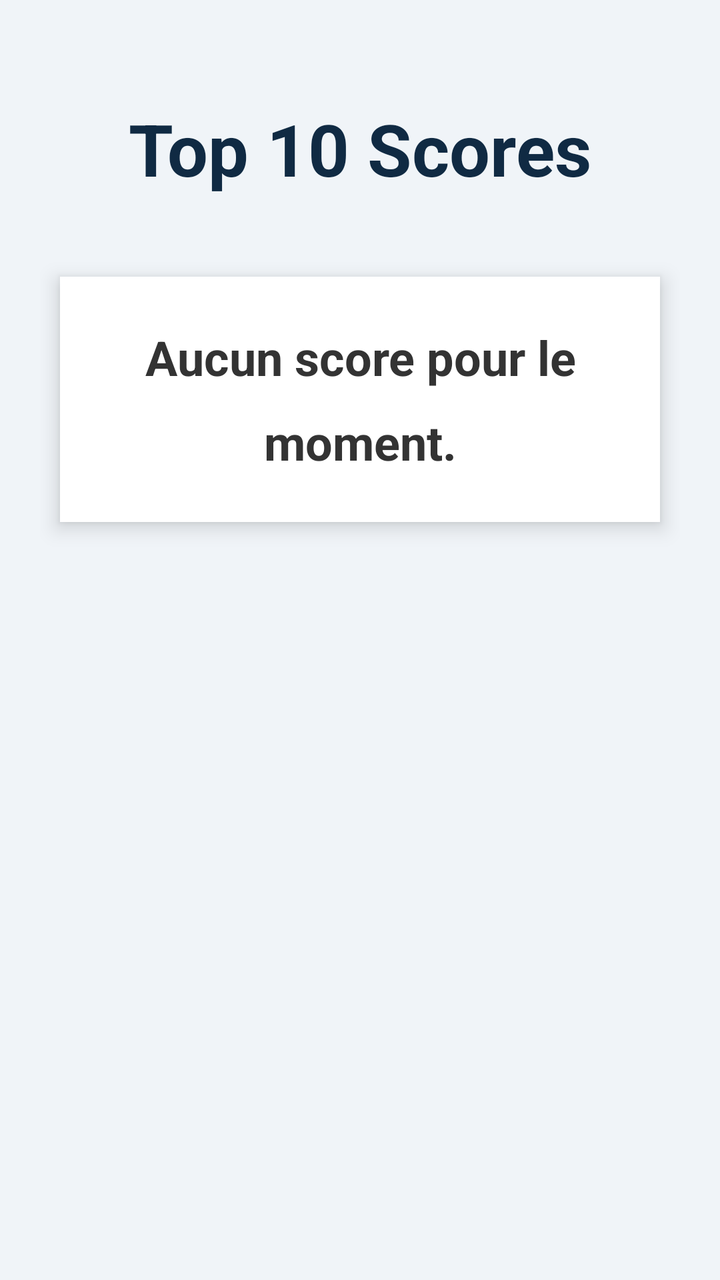
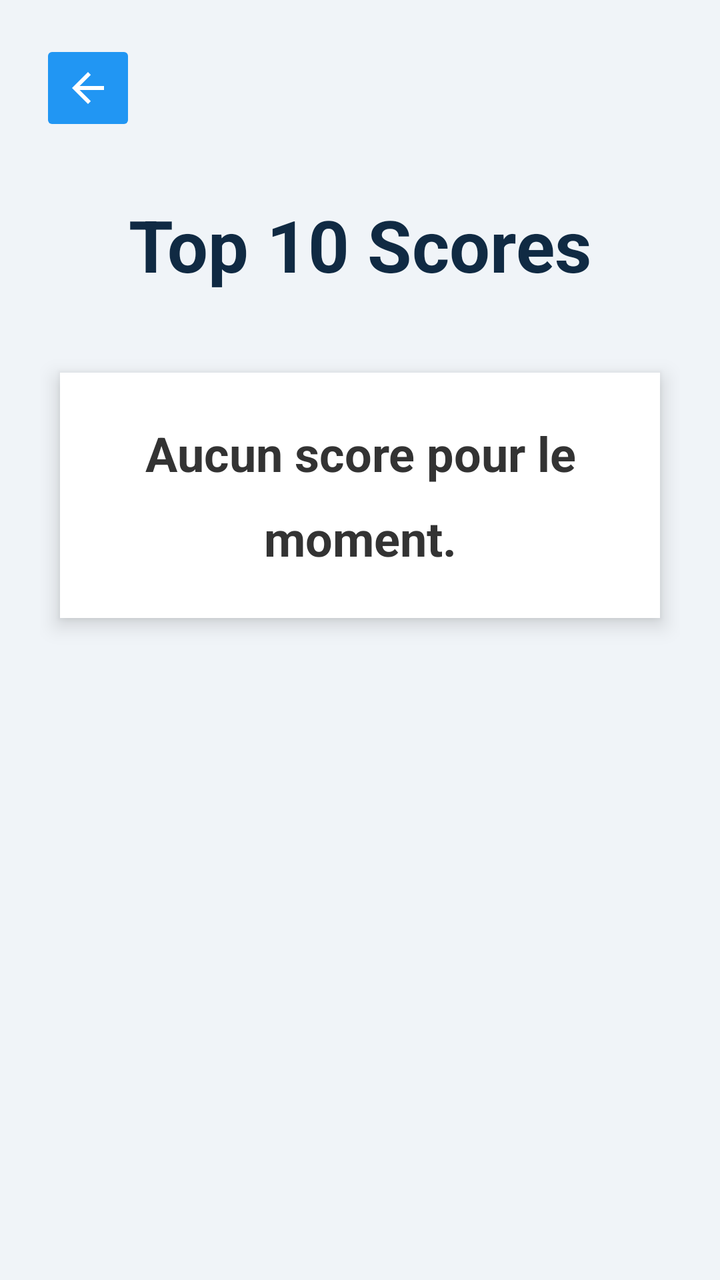

An Android layout rendered at two revisions. The XML below is the earlier revision; the diff shows what the commit changed to produce the second picture.
<!-- AndroidManifest.xml: application theme Theme.JeuCalcul -->
<!-- res/layout/activity_highscore.xml -->
<?xml version="1.0" encoding="utf-8"?>
<LinearLayout xmlns:android="http://schemas.android.com/apk/res/android"
    android:id="@+id/main"
    android:layout_width="match_parent"
    android:layout_height="match_parent"
    android:orientation="vertical"
    android:padding="20dp"
    android:gravity="center_horizontal"
    android:background="#F0F4F8"> <TextView
    android:layout_width="wrap_content"
    android:layout_height="wrap_content"
    android:text="@string/titre_top10"
    android:textSize="36sp"
    android:textStyle="bold"
    android:textColor="#102A43"
    android:layout_marginTop="30dp"
    android:layout_marginBottom="30dp" />

    <LinearLayout
        android:layout_width="match_parent"
        android:layout_height="wrap_content"
        android:background="#FFFFFF"
        android:elevation="6dp"
        android:padding="24dp"
        android:orientation="vertical"
        android:layout_margin="10dp">

        <TextView
            android:id="@+id/texte_scores_liste"
            android:layout_width="match_parent"
            android:layout_height="wrap_content"
            android:text="@string/aucun_score"
            android:textSize="24sp"
            android:textColor="#333333"
            android:lineSpacingExtra="14dp"
            android:gravity="center"
            android:textStyle="bold" />

    </LinearLayout>
</LinearLayout>
<!-- resources referenced by this layout -->
<resources>
  <string name="aucun_score">Aucun score pour le moment.</string>
  <string name="titre_top10">Top 10 Scores</string>
  <style name="Theme.JeuCalcul" parent="Base.Theme.JeuCalcul" />
  <style name="Base.Theme.JeuCalcul" parent="Theme.Material3.DayNight.NoActionBar">
          
          
      </style>
</resources>

<!-- the commit's change to res/layout/activity_highscore.xml (unified diff, before → after) -->
@@ -6,7 +6,19 @@
     android:orientation="vertical"
     android:padding="20dp"
     android:gravity="center_horizontal"
-    android:background="#F0F4F8"> <TextView
+    android:background="#F0F4F8">
+
+    <ImageButton
+        android:id="@+id/bouton_retour"
+        android:layout_width="48dp"
+        android:layout_height="48dp"
+        android:layout_gravity="start"
+        android:backgroundTint="#2196F3"
+        android:src="@drawable/ic_fleche_retour"
+        android:contentDescription="@string/bouton_retour"
+        android:scaleType="centerInside" />
+
+    <TextView
     android:layout_width="wrap_content"
     android:layout_height="wrap_content"
     android:text="@string/titre_top10"
<!-- resource entries referenced after the edit -->
@@ -1,6 +1,17 @@
 <!-- resources referenced by this layout -->
 <resources>
+  <!-- drawable ic_fleche_retour (drawable) -->
+  <vector xmlns:android="http://schemas.android.com/apk/res/android"
+      android:width="24dp"
+      android:height="24dp"
+      android:viewportWidth="24"
+      android:viewportHeight="24">
+      <path
+          android:fillColor="#FFFFFF"
+          android:pathData="M20,11H7.83l5.59,-5.59L12,4l-8,8 8,8 1.41,-1.41L7.83,13H20v-2z"/>
+  </vector>
   <string name="aucun_score">Aucun score pour le moment.</string>
+  <string name="bouton_retour">Retour</string>
   <string name="titre_top10">Top 10 Scores</string>
   <style name="Theme.JeuCalcul" parent="Base.Theme.JeuCalcul" />
   <style name="Base.Theme.JeuCalcul" parent="Theme.Material3.DayNight.NoActionBar">
